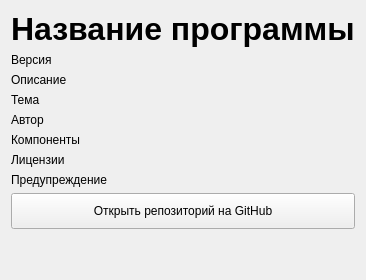
Qt form ui/designer/about_page.ui (UnLuck000/school_project) before a commit.
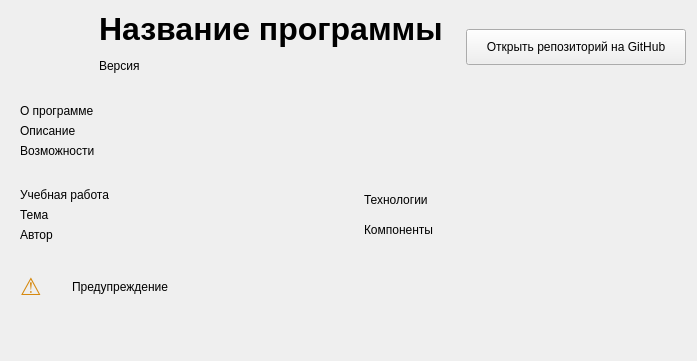
The same form after that commit.

The edit to the form file:
```diff
--- a/ui/designer/about_page.ui
+++ b/ui/designer/about_page.ui
@@ -3,6 +3,14 @@
  <class>AboutPage</class>
  <widget class="QWidget" name="AboutPage">
   <layout class="QVBoxLayout" name="mainLayout">
+   <property name="spacing"><number>12</number></property>
+   <item>
+    <layout class="QHBoxLayout" name="layoutHeader">
+     <property name="spacing"><number>16</number></property>
+     <item><widget class="QLabel" name="lblIcon"><property name="minimumSize"><size><width>72</width><height>72</height></size></property><property name="maximumSize"><size><width>72</width><height>72</height></size></property></widget></item>
+     <item>
+      <layout class="QVBoxLayout" name="layoutTitle">
+       <property name="spacing"><number>2</number></property>
    <item>
     <widget class="QLabel" name="lblAppName">
      <property name="styleSheet"><string notr="true">font-size: 24pt; font-weight: 700;</string></property>
@@ -10,16 +18,60 @@
     </widget>
    </item>
    <item><widget class="QLabel" name="lblVersion"><property name="text"><string>Версия</string></property></widget></item>
+      </layout>
+     </item>
+     <item><spacer name="headerSpacer"><property name="orientation"><enum>Qt::Horizontal</enum></property></spacer></item>
+     <item>
+      <widget class="QPushButton" name="btnRepo">
+       <property name="minimumSize"><size><width>220</width><height>36</height></size></property>
+       <property name="text"><string>Открыть репозиторий на GitHub</string></property>
+      </widget>
+     </item>
+    </layout>
+   </item>
+   <item>
+    <widget class="QFrame" name="cardAbout">
+     <property name="card" stdset="0"><bool>true</bool></property>
+     <layout class="QVBoxLayout" name="layoutAbout">
+      <item><widget class="QLabel" name="titleAbout"><property name="role" stdset="0"><string>cardTitle</string></property><property name="text"><string>О программе</string></property></widget></item>
    <item><widget class="QLabel" name="lblDescription"><property name="text"><string>Описание</string></property><property name="wordWrap"><bool>true</bool></property></widget></item>
+      <item><widget class="QLabel" name="lblFeatures"><property name="text"><string>Возможности</string></property><property name="wordWrap"><bool>true</bool></property></widget></item>
+     </layout>
+    </widget>
+   </item>
+   <item>
+    <layout class="QHBoxLayout" name="layoutCards">
+     <property name="spacing"><number>12</number></property>
+     <item>
+      <widget class="QFrame" name="cardWork">
+       <property name="card" stdset="0"><bool>true</bool></property>
+       <layout class="QVBoxLayout" name="layoutWork">
+        <item><widget class="QLabel" name="titleWork"><property name="role" stdset="0"><string>cardTitle</string></property><property name="text"><string>Учебная работа</string></property></widget></item>
    <item><widget class="QLabel" name="lblThesis"><property name="text"><string>Тема</string></property><property name="wordWrap"><bool>true</bool></property></widget></item>
    <item><widget class="QLabel" name="lblAuthor"><property name="text"><string>Автор</string></property><property name="wordWrap"><bool>true</bool></property></widget></item>
+       </layout>
+      </widget>
+     </item>
+     <item>
+      <widget class="QFrame" name="cardTech">
+       <property name="card" stdset="0"><bool>true</bool></property>
+       <layout class="QVBoxLayout" name="layoutTech">
+        <item><widget class="QLabel" name="titleTech"><property name="role" stdset="0"><string>cardTitle</string></property><property name="text"><string>Технологии</string></property></widget></item>
    <item><widget class="QLabel" name="lblComponents"><property name="text"><string>Компоненты</string></property><property name="wordWrap"><bool>true</bool></property></widget></item>
-   <item><widget class="QLabel" name="lblLicenses"><property name="text"><string>Лицензии</string></property><property name="wordWrap"><bool>true</bool></property></widget></item>
+       </layout>
+      </widget>
+     </item>
+    </layout>
+   </item>
+   <item>
+    <widget class="QFrame" name="cardNote">
+     <property name="card" stdset="0"><bool>true</bool></property>
+     <layout class="QHBoxLayout" name="layoutNote">
+      <property name="stretch"><string>0,1</string></property>
+      <property name="spacing"><number>12</number></property>
+      <item><widget class="QLabel" name="lblNoteIcon"><property name="maximumSize"><size><width>40</width><height>16777215</height></size></property><property name="text"><string notr="true">⚠</string></property><property name="styleSheet"><string notr="true">font-size: 18pt; color: #d68910;</string></property></widget></item>
    <item><widget class="QLabel" name="lblDisclaimer"><property name="text"><string>Предупреждение</string></property><property name="wordWrap"><bool>true</bool></property></widget></item>
-   <item>
-    <widget class="QPushButton" name="btnRepo">
-     <property name="minimumSize"><size><width>0</width><height>36</height></size></property>
-     <property name="text"><string>Открыть репозиторий на GitHub</string></property>
+     </layout>
     </widget>
    </item>
    <item>
```
Lines whose indentation alone changed are shown as unchanged.
